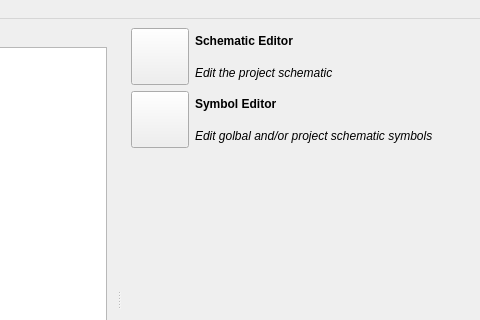
vowstar/socstudio, file ui/mainwindow.ui: the form before one commit; both pictures show x 320 to 800 and y 0 to 320 of the 800 by 600 pixel window.
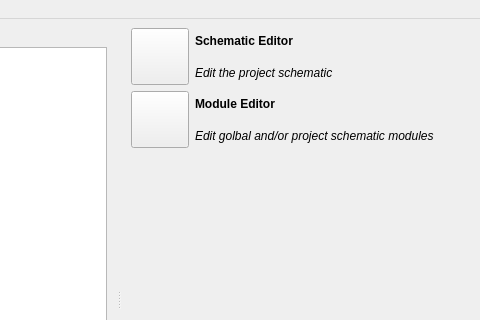
The form after the commit. Icons and pictures are not drawn.

Commit message: */*: Renamed Symbol to Module Across Entire Project

Patch:
```diff
--- a/ui/mainwindow.ui
+++ b/ui/mainwindow.ui
@@ -81,7 +81,7 @@
              </font>
             </property>
             <property name="text">
-             <string>Symbol Editor</string>
+             <string>Module Editor</string>
             </property>
            </widget>
           </item>
@@ -93,7 +93,7 @@
              </font>
             </property>
             <property name="text">
-             <string>Edit golbal and/or project schematic symbols</string>
+             <string>Edit golbal and/or project schematic modules</string>
             </property>
            </widget>
           </item>
```
Left out of the diff: 18 changed lines with no effect on the pictures. The commit also changes 13 other files.
